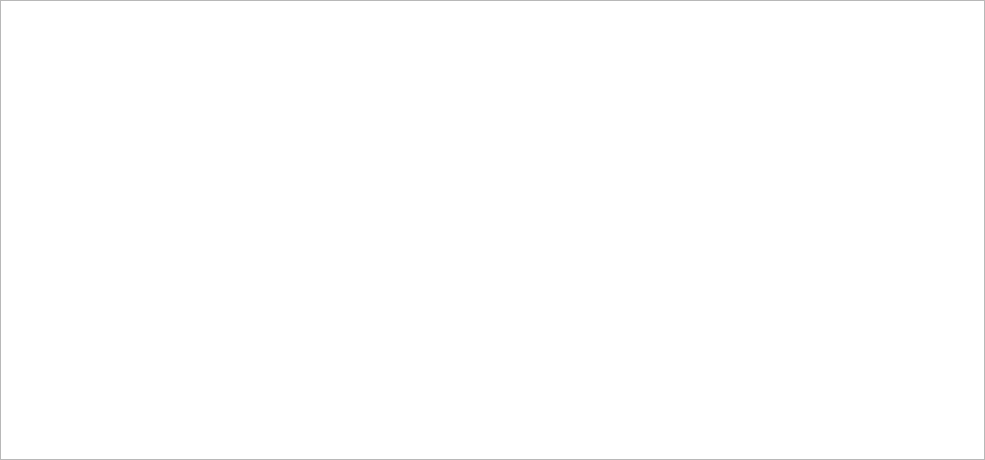
Qt form src/libtomahawk/widgets/searchwidget.ui (tomahawk-player/tomahawk) before a commit.
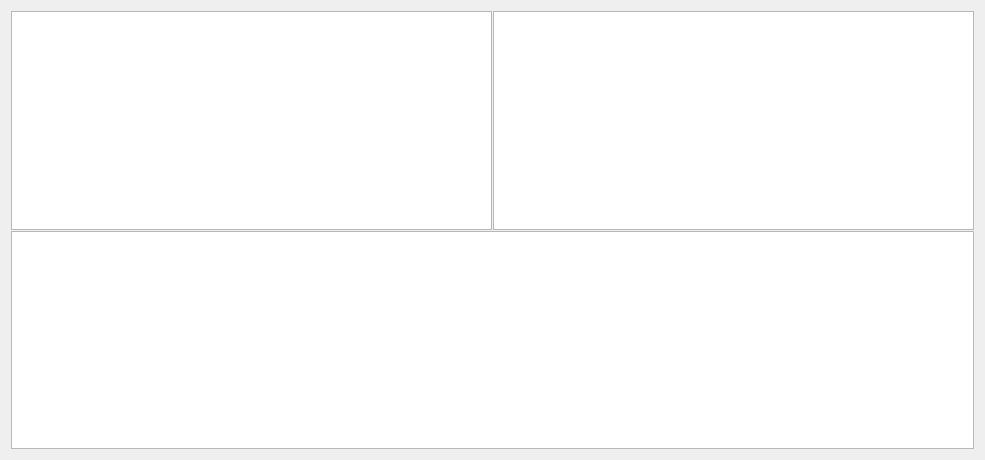
The same form after that commit. Custom widgets are drawn as their Qt base class.

Commit message: * Basic implementation of artist & album searches.

Diff of the .ui file:
```diff
--- a/src/libtomahawk/widgets/searchwidget.ui
+++ b/src/libtomahawk/widgets/searchwidget.ui
@@ -14,11 +14,26 @@
    <enum>Qt::TabFocus</enum>
   </property>
   <layout class="QVBoxLayout" name="verticalLayout">
-   <property name="margin">
-    <number>0</number>
-   </property>
    <item>
-    <widget class="PlaylistView" name="resultsView"/>
+    <widget class="QSplitter" name="splitter_2">
+     <property name="orientation">
+      <enum>Qt::Vertical</enum>
+     </property>
+     <property name="handleWidth">
+      <number>1</number>
+     </property>
+     <widget class="QSplitter" name="splitter">
+      <property name="orientation">
+       <enum>Qt::Horizontal</enum>
+      </property>
+      <property name="handleWidth">
+       <number>1</number>
+      </property>
+      <widget class="AlbumView" name="artistView"/>
+      <widget class="AlbumView" name="albumView"/>
+     </widget>
+     <widget class="PlaylistView" name="resultsView"/>
+    </widget>
    </item>
   </layout>
  </widget>
@@ -28,6 +43,11 @@
    <extends>QTreeView</extends>
    <header>playlist/playlistview.h</header>
   </customwidget>
+  <customwidget>
+   <class>AlbumView</class>
+   <extends>QListView</extends>
+   <header>playlist/albumview.h</header>
+  </customwidget>
  </customwidgets>
  <resources/>
  <connections/>
```
The commit also changes 17 other files.
